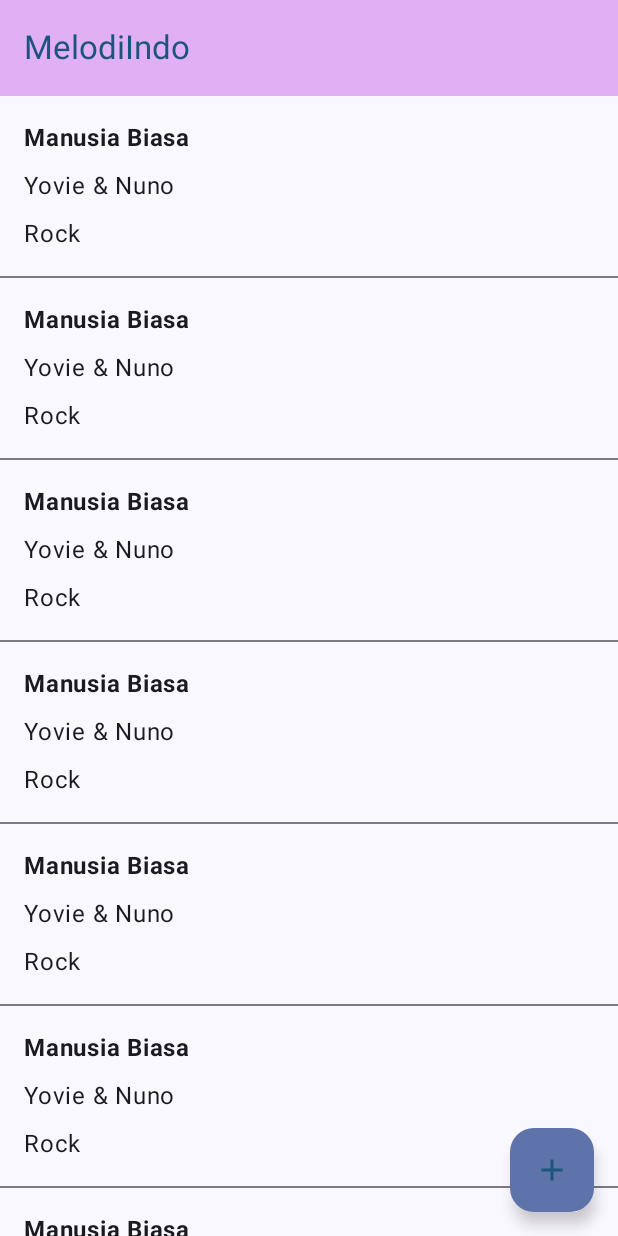
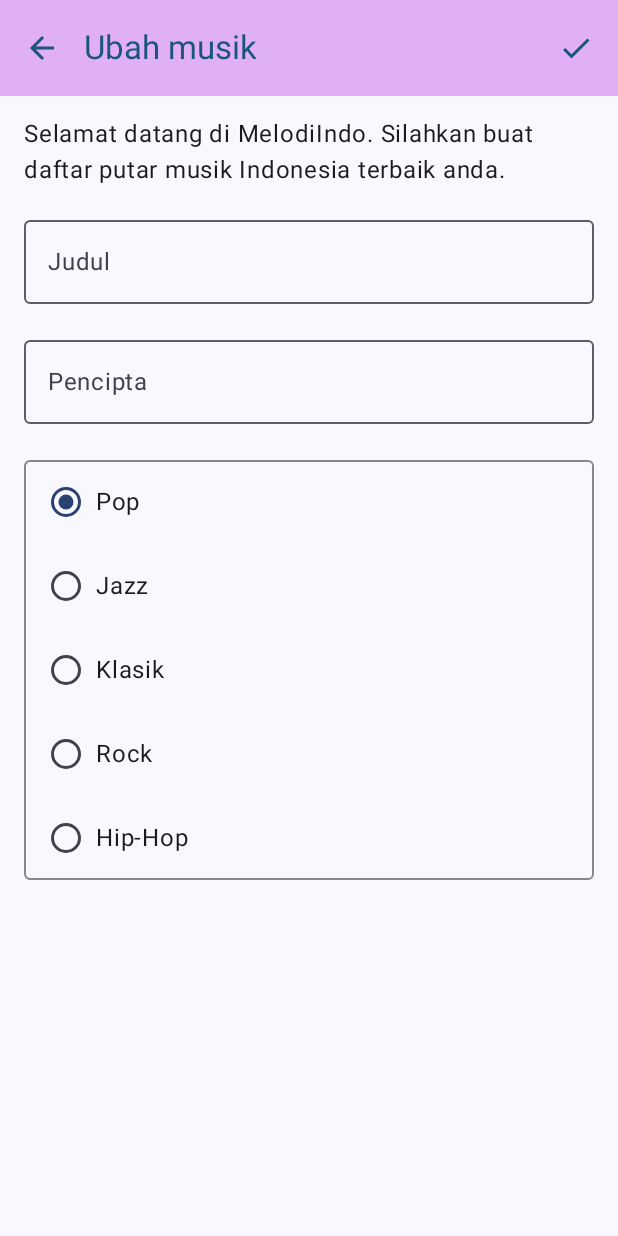
Before and after one commit to marianasamosir/Mobpro-1, an Android app built with Jetpack Compose: the screen it shows after launch (MainActivity), after a tap on "Manusia Biasa", on a phone screen of 412 x 824 dp. Run offline under Robolectric (Android 15) with nearby library versions, the phone set to English and light mode, and no system bars.

Commit message:
Membuat Navigasi Ke Form Ubah Data

```diff
--- a/app/src/main/java/org/d3if3159/assessment_2/navigation/NavGraph.kt
+++ b/app/src/main/java/org/d3if3159/assessment_2/navigation/NavGraph.kt
@@ -2,10 +2,13 @@ package org.d3if3159.assessment_2.navigation
 
 import androidx.compose.runtime.Composable
 import androidx.navigation.NavHostController
+import androidx.navigation.NavType
 import androidx.navigation.compose.NavHost
 import androidx.navigation.compose.composable
 import androidx.navigation.compose.rememberNavController
+import androidx.navigation.navArgument
 import org.d3if3159.assessment_2.ui.screen.DetailScreen
+import org.d3if3159.assessment_2.ui.screen.KEY_ID_MUSIK
 import org.d3if3159.assessment_2.ui.screen.MainScreen
 
 @Composable
@@ -20,5 +23,14 @@ fun SetupNavGraph(navController: NavHostController = rememberNavController()) {
         composable(route = Screen.FormBaru.route) {
             DetailScreen(navController)
         }
+        composable(
+            route = Screen.FormUbah.route,
+            arguments = listOf(
+                navArgument(KEY_ID_MUSIK) { type = NavType.LongType}
+            )
+        ) {navBackStackEntry ->
+            val id = navBackStackEntry.arguments?.getLong(KEY_ID_MUSIK)
+            DetailScreen(navController, id)
+        }
     }
 }
--- a/app/src/main/java/org/d3if3159/assessment_2/navigation/Screen.kt
+++ b/app/src/main/java/org/d3if3159/assessment_2/navigation/Screen.kt
@@ -1,6 +1,11 @@
 package org.d3if3159.assessment_2.navigation
+
+import org.d3if3159.assessment_2.ui.screen.KEY_ID_MUSIK
 
 open class Screen(val route: String) {
     data object Home: Screen("mainScreen")
     data object FormBaru: Screen("detailScreen")
+    data object FormUbah: Screen("detailScreen/{$KEY_ID_MUSIK}") {
+        fun withId(id: Long) = "detailScreen/$id"
+    }
 }
--- a/app/src/main/java/org/d3if3159/assessment_2/ui/screen/DetailScreen.kt
+++ b/app/src/main/java/org/d3if3159/assessment_2/ui/screen/DetailScreen.kt
@@ -43,9 +43,10 @@ import androidx.navigation.compose.rememberNavController
 import org.d3if3159.assessment_2.R
 import org.d3if3159.assessment_2.ui.theme.Assessment2Theme
 
+const val KEY_ID_MUSIK = "idMusik"
 @OptIn(ExperimentalMaterial3Api::class)
 @Composable
-fun DetailScreen(navController: NavHostController) {
+fun DetailScreen(navController: NavHostController, id: Long? = null) {
     var judul by remember { mutableStateOf("") }
     var pencipta by remember { mutableStateOf("") }
     var selectedGenre by remember { mutableStateOf("Pop") }
@@ -62,7 +63,12 @@ fun DetailScreen(navController: NavHostController) {
                         )
                     }
                 },
-                title = { Text(text = stringResource(id = R.string.tambah_musik)) },
+                title = {
+                    if (id == null)
+                        Text(text = stringResource(id = R.string.tambah_musik))
+                    else
+                        Text(text = stringResource(id = R.string.edit_musik))
+                },
                 colors = TopAppBarDefaults.mediumTopAppBarColors(
                     containerColor = Color(0xFFE1AFF4),
                     titleContentColor = Color(0xFF1B547C)
--- a/app/src/main/java/org/d3if3159/assessment_2/ui/screen/MainScreen.kt
+++ b/app/src/main/java/org/d3if3159/assessment_2/ui/screen/MainScreen.kt
@@ -1,7 +1,6 @@
 package org.d3if3159.assessment_2.ui.screen
 
 import android.content.res.Configuration
-import android.widget.Toast
 import androidx.compose.foundation.clickable
 import androidx.compose.foundation.layout.Arrangement
 import androidx.compose.foundation.layout.Column
@@ -25,7 +24,6 @@ import androidx.compose.runtime.Composable
 import androidx.compose.ui.Alignment
 import androidx.compose.ui.Modifier
 import androidx.compose.ui.graphics.Color
-import androidx.compose.ui.platform.LocalContext
 import androidx.compose.ui.res.stringResource
 import androidx.compose.ui.text.font.FontWeight
 import androidx.compose.ui.text.style.TextOverflow
@@ -67,17 +65,15 @@ fun MainScreen(navController: NavHostController) {
             }
         }
     ) {padding ->
-        ScreenContent(Modifier.padding(padding))
+        ScreenContent(Modifier.padding(padding), navController)
 
     }
 }
 
 @Composable
-fun ScreenContent(modifier: Modifier) {
-
+fun ScreenContent(modifier: Modifier, navController: NavHostController) {
     val viewModel: MainViewModel = viewModel()
     val dataMusik = viewModel.dataMusik
-    val context = LocalContext.current
 
     if (dataMusik.isEmpty()) {
         Column(
@@ -97,8 +93,7 @@ fun ScreenContent(modifier: Modifier) {
         ) {
             items(dataMusik) {
                 ListItem(musik = it) {
-                    val pesan = context.getString(R.string.x_diklik, it.judul)
-                    Toast.makeText(context, pesan, Toast.LENGTH_SHORT).show()
+                    navController.navigate(Screen.FormUbah.withId(it.id))
                 }
                 Divider()
             }
--- a/app/src/main/res/values/strings.xml
+++ b/app/src/main/res/values/strings.xml
@@ -13,4 +13,5 @@
     <string name="hiphop">Hip-Hop</string>
     <string name="kembali">Kembali-Hop</string>
     <string name="simpan">Simpan</string>
+    <string name="edit_musik">Ubah musik</string>
 </resources>
```
